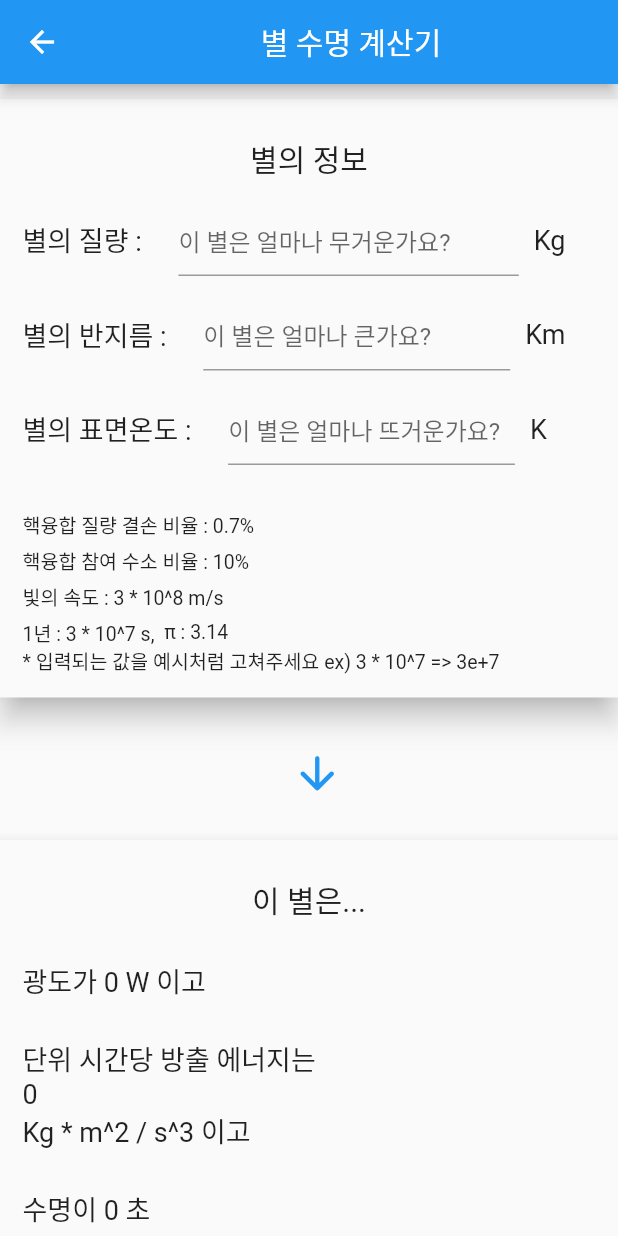
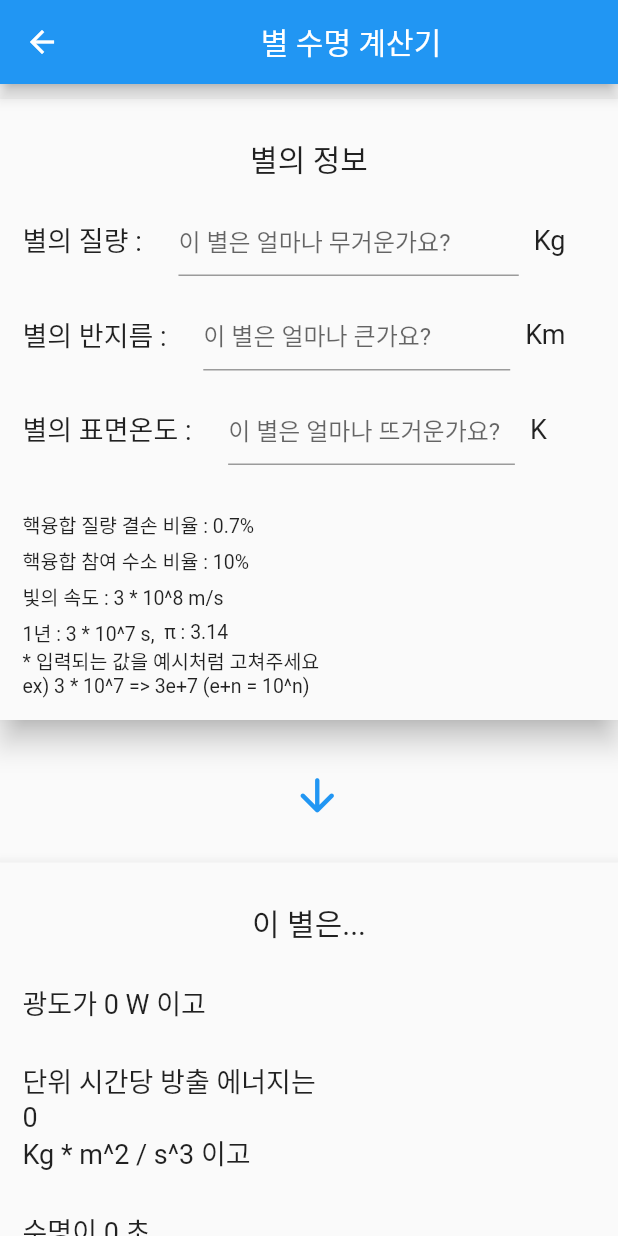
Before and after one commit to jun127/star_life_calculator_for_mobile, a Flutter app: the StarLife screen opened directly, on a phone screen of 412 x 824 dp. Run offline on Flutter 3.47's test engine with Material 2 defaults, Android fonts, the phone set to English and light mode, and no system bars.

Commit message:
스마트폰용 개선1

```diff
--- a/lib/main.dart
+++ b/lib/main.dart
@@ -131,7 +131,7 @@ class _StarLifeState extends State<StarLife> {
 
                       Container(height: 30),
                       Container(child: Column(children: [ Row(children: [Text('핵융합 질량 결손 비율 : 0.7%', style: TextStyle(fontSize: 13))],), Container(height: 5), Row(children: [Text('핵융합 참여 수소 비율 : 10%', style: TextStyle(fontSize: 13))],), Container(height: 5), Row(children: [Text('빛의 속도 : 3 * 10^8 m/s', style: TextStyle(fontSize: 13))],),Container(height: 5), Row(children: [Text('1년 : 3 * 10^7 s,  ', style: TextStyle(fontSize: 13)), Text('π : 3.14', style: TextStyle(fontSize: 13))],)],)),
-                      Row(children: [Text('* 입력되는 값을 예시처럼 고쳐주세요 ex) 3 * 10^7 => 3e+7', style: TextStyle(fontSize: 13)),],),
+                      Row(children: [Text('* 입력되는 값을 예시처럼 고쳐주세요 \nex) 3 * 10^7 => 3e+7 (e+n = 10^n)', style: TextStyle(fontSize: 13)),],),
                     ]
                 )
             ),
```
